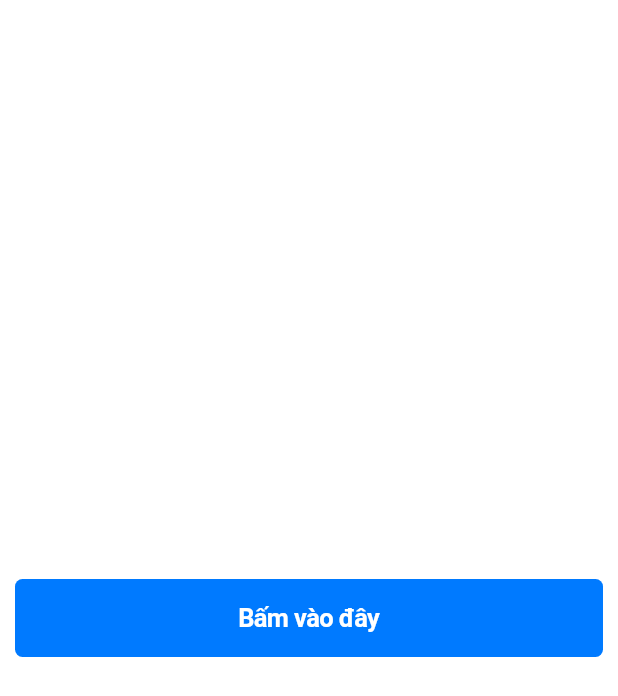
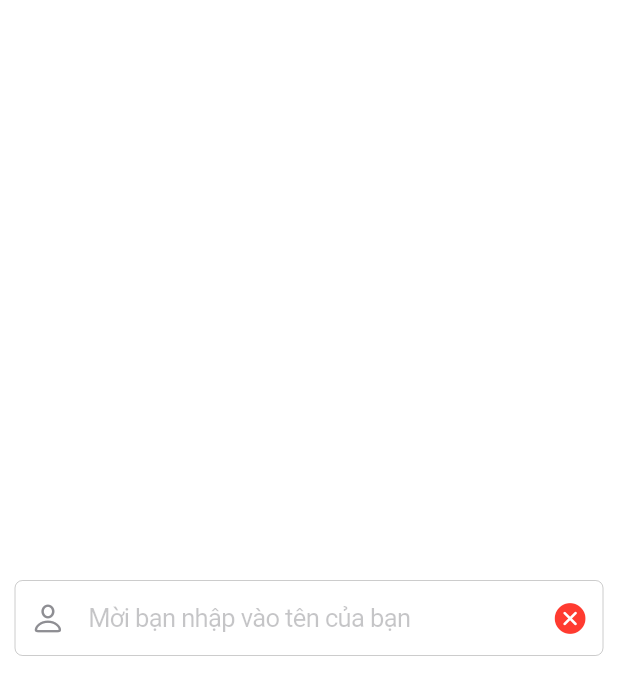
Before and after one commit to LoTrinhTuHocFlutter/Cupertino, a Flutter app: the screen it shows after launch, on a phone screen of 412 x 824 dp. Shown: the top 696 px of the screen. Run offline on Flutter 3.47's test engine with Material 3 defaults, Android fonts, the phone set to English and light mode, and no system bars.

Commit message:
Add Widget CupertinoTextField

```diff
--- a/lib/main.dart
+++ b/lib/main.dart
@@ -1,4 +1,4 @@
-import 'package:cupertino/widgets/cupertino_button_example.dart';
+import 'package:cupertino/widgets/cupertino_text_field_example.dart';
 import 'package:flutter/cupertino.dart';
 
 void main() {
@@ -12,7 +12,7 @@ class MyApp extends StatelessWidget {
   Widget build(BuildContext context) {
     return CupertinoApp(
       debugShowCheckedModeBanner: false,
-      home: CupertinoButtonExample(),
+      home: CupertinoTextFieldExample(),
     );
   }
 }
--- /dev/null
+++ b/lib/widgets/cupertino_text_field_example.dart
@@ -0,0 +1,47 @@
+import 'package:flutter/cupertino.dart';
+
+class CupertinoTextFieldExample extends StatefulWidget {
+  const CupertinoTextFieldExample({super.key});
+
+  @override
+  State<CupertinoTextFieldExample> createState() => _CupertinoTextFieldExampleState();
+}
+
+class _CupertinoTextFieldExampleState extends State<CupertinoTextFieldExample> {
+  final TextEditingController _controller = TextEditingController();
+
+  @override
+  Widget build(BuildContext context) {
+    return CupertinoPageScaffold(
+      child: Center(
+        child: Padding(
+          padding: EdgeInsets.symmetric(
+            horizontal: 10.0,
+          ),
+          child: CupertinoTextField(
+            controller: _controller,
+            placeholder: 'Mời bạn nhập vào tên của bạn',
+            padding: const EdgeInsets.all(15.0),
+            prefix: Padding(
+              padding: const EdgeInsets.only(left: 10.0),
+              child: Icon(
+                CupertinoIcons.person,
+                color: CupertinoColors.systemGrey,
+              ),
+            ),
+            suffix: Padding(
+              padding: const EdgeInsets.only(right: 10.0),
+              child: GestureDetector(
+                onTap: () =>  _controller.clear(),
+                child: Icon(
+                  CupertinoIcons.clear_thick_circled,
+                  color: CupertinoColors.systemRed,
+                ),
+              ),
+            ),
+          ),
+        ),
+      ),
+    );
+  }
+}
```
